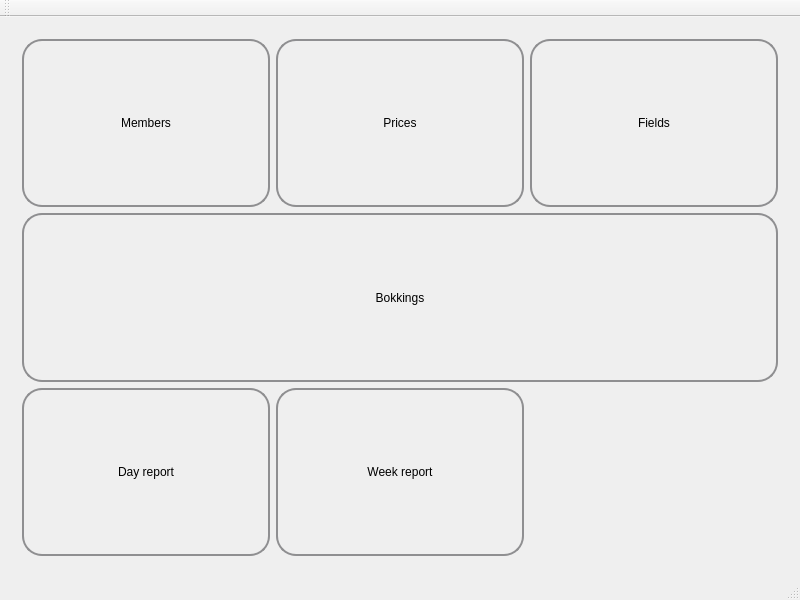
Before: the Qt Designer form mainwindow.ui in lamouski/TCN, drawn with Qt 5.
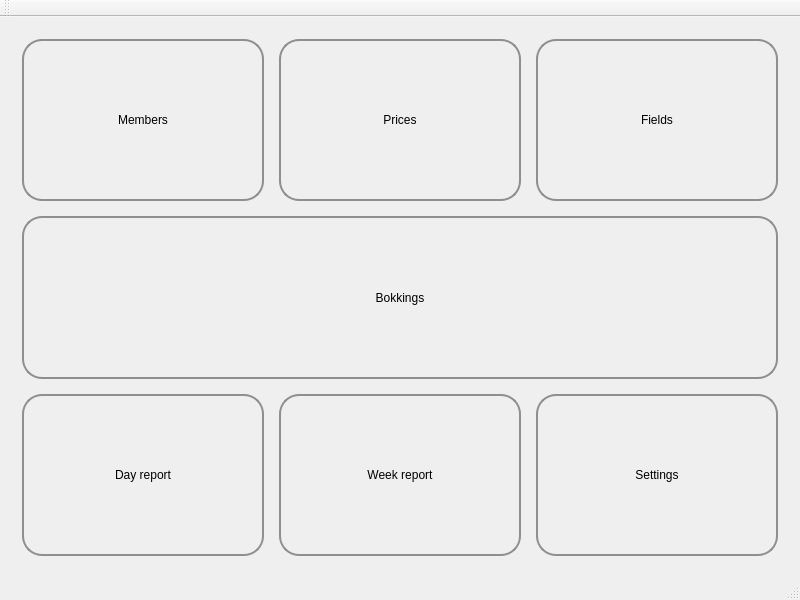
After: the same form once the commit is applied. Custom widgets are drawn as their Qt base class.

Commit message: fixed representation of the week (range of the days) fix members query in booking dialog

Diff of the .ui file:
```diff
--- a/mainwindow.ui
+++ b/mainwindow.ui
@@ -34,6 +34,9 @@
       </property>
       <widget class="QWidget" name="m_main_view">
        <layout class="QGridLayout" name="gridLayout">
+        <property name="spacing">
+         <number>15</number>
+        </property>
         <item row="1" column="2">
          <widget class="QPushButton" name="m_button_fields">
           <property name="sizePolicy">
@@ -196,6 +199,33 @@
           </property>
          </widget>
         </item>
+        <item row="5" column="2">
+         <widget class="QPushButton" name="m_button_settings">
+          <property name="sizePolicy">
+           <sizepolicy hsizetype="Minimum" vsizetype="MinimumExpanding">
+            <horstretch>0</horstretch>
+            <verstretch>0</verstretch>
+           </sizepolicy>
+          </property>
+          <property name="styleSheet">
+           <string notr="true">QPushButton {
+    border: 2px solid #8f8f91;
+    border-radius: 20px;
+    background-color: qlineargradient(x1: 0, y1: 0, x2: 0, y2: 1,
+                                      stop: 0 #f6f7fa, stop: 1 #dadbde);
+    min-width: 50px;
+}
+
+QPushButton:pressed {
+    background-color: qlineargradient(x1: 0, y1: 0, x2: 0, y2: 1,
+                                      stop: 0 #dadbde, stop: 1 #f6f7fa);
+}</string>
+          </property>
+          <property name="text">
+           <string>Settings</string>
+          </property>
+         </widget>
+        </item>
        </layout>
       </widget>
       <widget class="WeekViewWidget" name="m_week_view"/>
```
Left out of the diff: 2 changed lines with no effect on the pictures. The commit also changes 2 other files.
